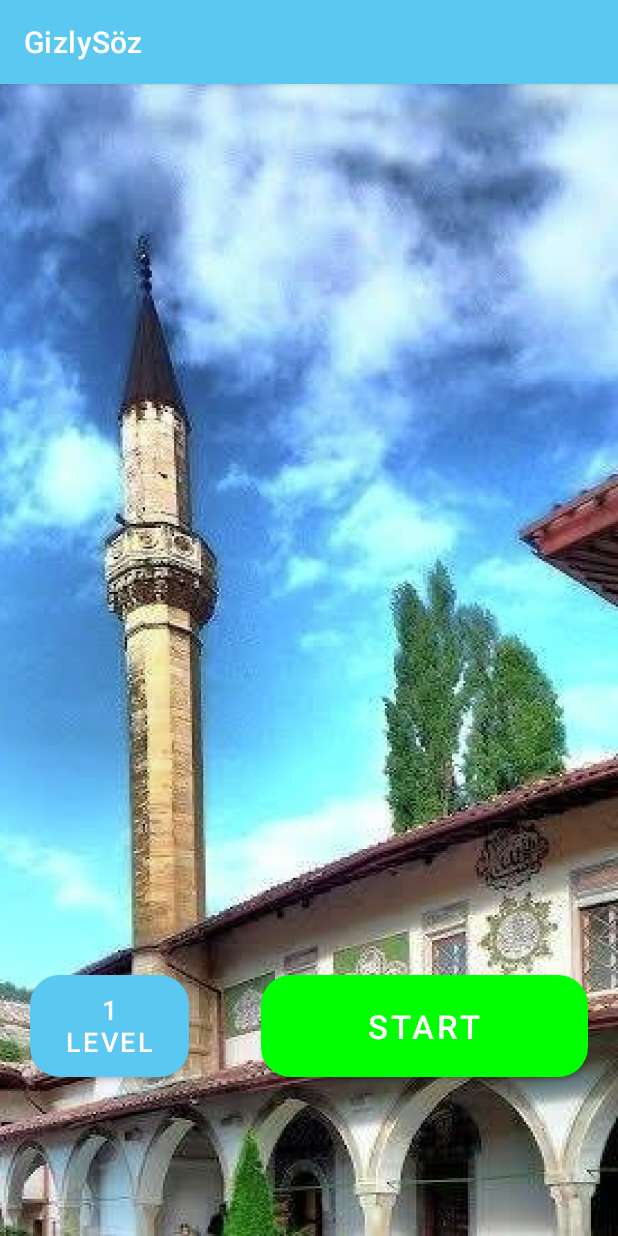
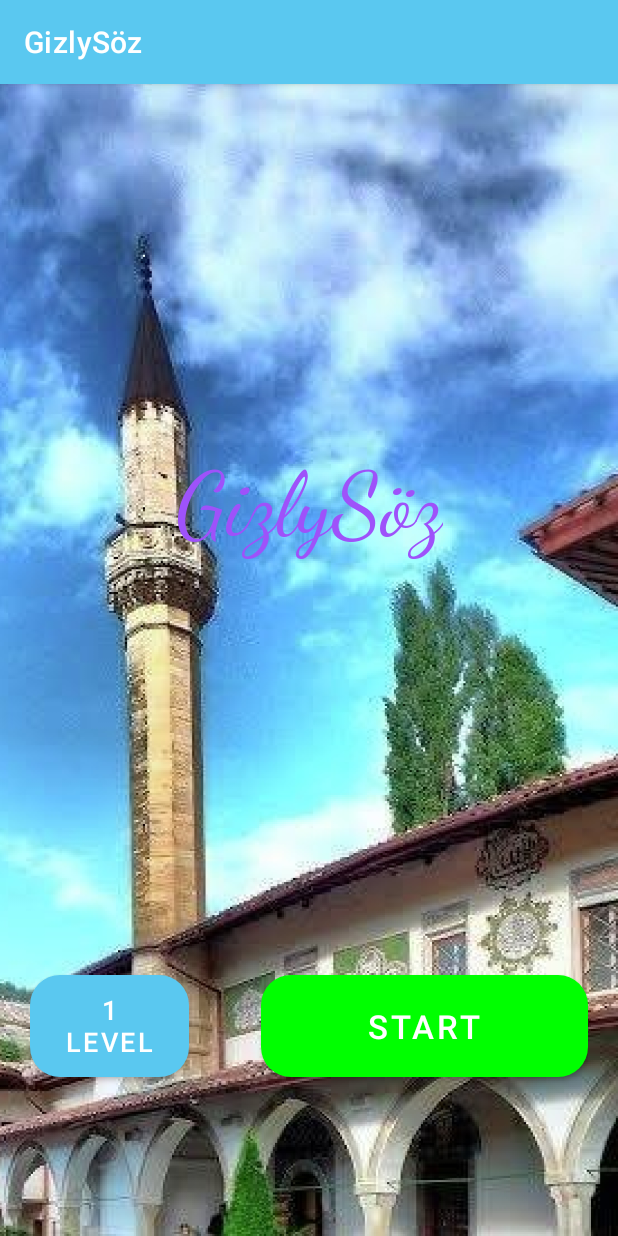
Before and after one commit to Ahtem707/GizliSoz_android, an Android app: the screen it shows after launch (MainActivity), on a phone screen of 412 x 824 dp. Run offline under Robolectric (Android 15) with nearby library versions, the phone set to English and light mode, and no system bars.

Commit message:
Скрыл navBar и добавил лого на главный экран

```diff
--- a/app/src/main/java/com/iw/gizlysoz/Extension.kt
+++ b/app/src/main/java/com/iw/gizlysoz/Extension.kt
@@ -2,6 +2,7 @@ package com.iw.gizlysoz;
 
 import androidx.core.content.ContextCompat
 import android.content.Context
+import android.graphics.Color
 import android.util.TypedValue
 import android.view.View
 import android.view.Window
--- a/app/src/main/java/com/iw/gizlysoz/Level/LevelActivity.kt
+++ b/app/src/main/java/com/iw/gizlysoz/Level/LevelActivity.kt
@@ -41,6 +41,7 @@ class LevelActivity : AppCompatActivity() {
         super.onCreate(savedInstanceState)
         setContentView(R.layout.level_activity)
         setupSubview()
+        hideSystemUI(window, view)
 
         // Получить текущий уровень
         val level = getIntent().getIntExtra("level",0)
@@ -50,6 +51,7 @@ class LevelActivity : AppCompatActivity() {
         actionBar?.title = getString(R.string.level) + " $level"
         actionBar?.setHomeButtonEnabled(true)
         actionBar?.setDisplayHomeAsUpEnabled(true)
+        actionBar?.show()
 
         // Создать пустую матрицу
         createMatrix(0)
@@ -59,6 +61,11 @@ class LevelActivity : AppCompatActivity() {
 
         // Обновить матрицу
         updateMatrix()
+    }
+
+    override fun onWindowFocusChanged(hasFocus: Boolean) {
+        super.onWindowFocusChanged(hasFocus)
+        hideSystemUI(window, view)
     }
 
     private fun setupSubview() {
--- a/app/src/main/res/layout/activity_main.xml
+++ b/app/src/main/res/layout/activity_main.xml
@@ -18,6 +18,7 @@
         app:layout_constraintTop_toTopOf="parent" />
 
     <LinearLayout
+        android:id="@+id/linearLayout"
         android:layout_width="0dp"
         android:layout_height="80dp"
         android:layout_marginStart="20dp"
@@ -50,4 +51,19 @@
             android:theme="@style/Theme.startBtn" />
     </LinearLayout>
 
+    <TextView
+        android:id="@+id/textView"
+        android:layout_width="wrap_content"
+        android:layout_height="wrap_content"
+        android:fontFamily="cursive"
+        android:text="@string/app_name"
+        android:textColor="@color/purple_400"
+        android:textFontWeight="400"
+        android:textSize="60dp"
+        app:layout_constraintBottom_toBottomOf="parent"
+        app:layout_constraintEnd_toEndOf="parent"
+        app:layout_constraintStart_toStartOf="parent"
+        app:layout_constraintTop_toTopOf="parent"
+        app:layout_constraintVertical_bias="0.4" />
+
 </androidx.constraintlayout.widget.ConstraintLayout>
--- a/app/src/main/res/values/colors.xml
+++ b/app/src/main/res/values/colors.xml
@@ -9,6 +9,7 @@
     <color name="gray">#797C77</color>
 
     <color name="purple_200">#FFBB86FC</color>
+    <color name="purple_400">#9E52FA</color>
     <color name="purple_500">#FF6200EE</color>
     <color name="purple_700">#FF3700B3</color>
     <color name="teal_200">#FF03DAC5</color>
```
